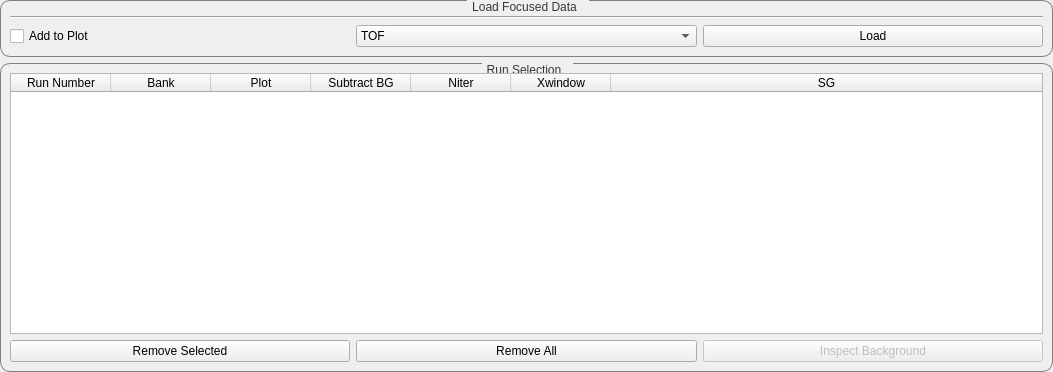
First picture: the form in scripts/Engineering/gui/engineering_diffraction/tabs/fitting/data_handling/data_widget.ui, repository mantidproject/mantid, before the edit.
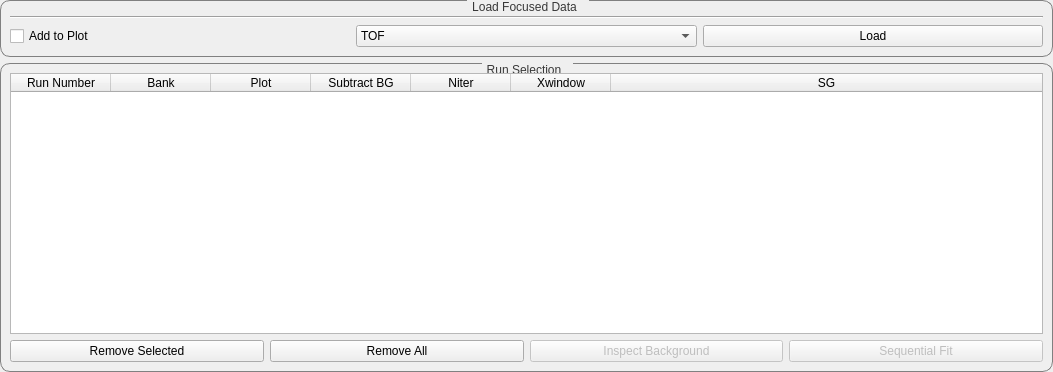
Second picture: the form after the edit. Custom widgets are drawn as their Qt base class.

The edit to the form file:
```diff
--- a/scripts/Engineering/gui/engineering_diffraction/tabs/fitting/data_handling/data_widget.ui
+++ b/scripts/Engineering/gui/engineering_diffraction/tabs/fitting/data_handling/data_widget.ui
@@ -222,6 +222,16 @@
           </property>
          </widget>
         </item>
+		<item row="0" column="3">
+         <widget class="QPushButton" name="button_SeqFit">
+          <property name="enabled">
+           <bool>false</bool>
+          </property>
+          <property name="text">
+		   <string>Sequential Fit</string>
+          </property>
+         </widget>
+        </item>
        </layout>
       </item>
      </layout>
```
